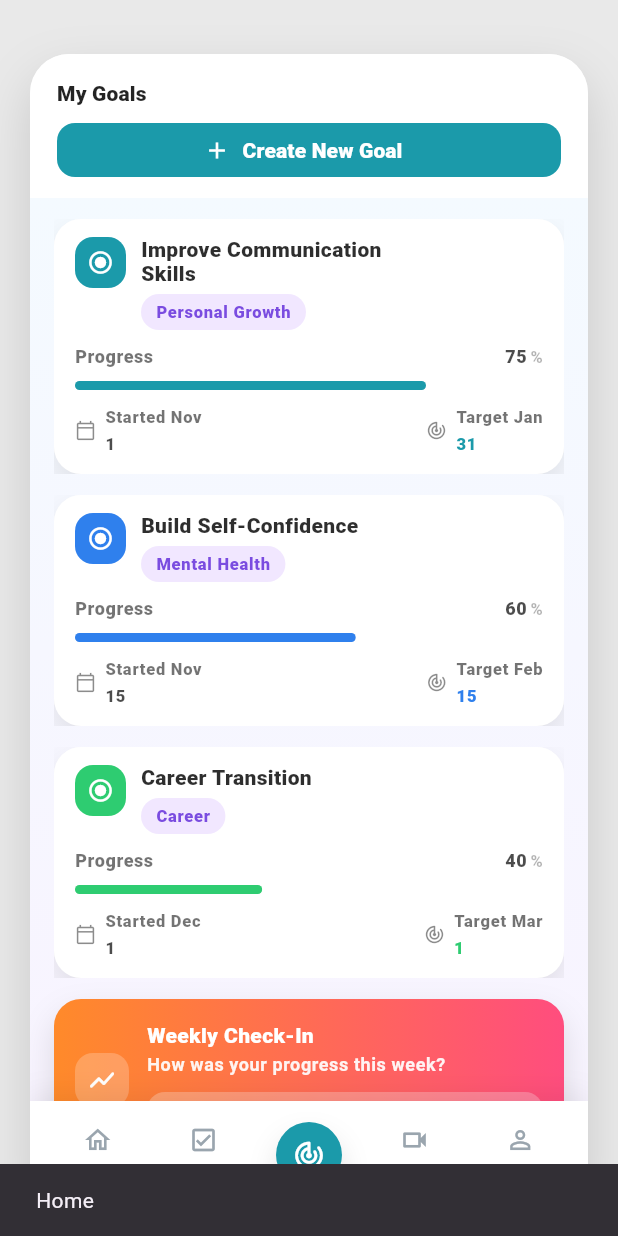
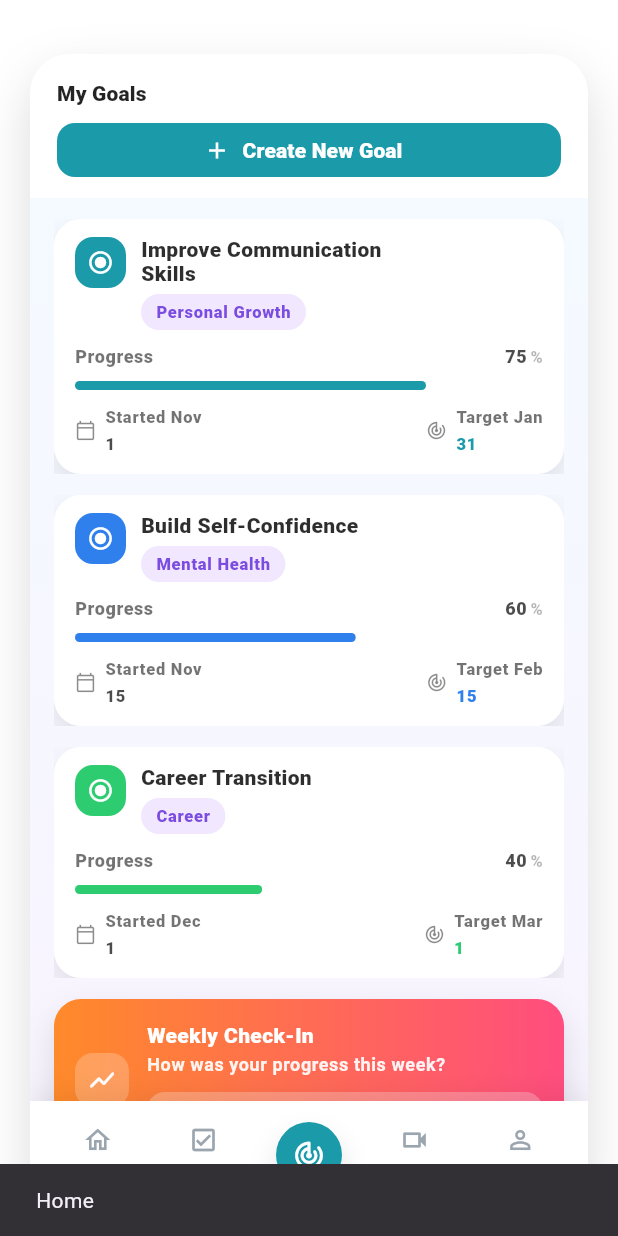
Before and after one commit to MennaHesham9/graduation_project, a Flutter app: the GoalsDashboardScreen screen opened directly, on a phone screen of 412 x 824 dp. Run offline on Flutter 3.47's test engine with Material 3 defaults, Android fonts, the phone set to English and light mode, and no system bars.

Commit message:
Change background color of GoalsDashboardScreen from light gray to white for improved UI clarity

```diff
--- a/lib/features/client/goals/screens/goals_dashboard_screen.dart
+++ b/lib/features/client/goals/screens/goals_dashboard_screen.dart
@@ -64,7 +64,7 @@ class _GoalsDashboardScreenState extends State<GoalsDashboardScreen> {
     final topPadding = (h * 0.05).clamp(16.0, 36.0);
 
     return Scaffold(
-      backgroundColor: const Color(0xFFE9E9E9),
+      backgroundColor: Colors.white,
       body: SafeArea(
         child: Center(
           child: Container(
```
